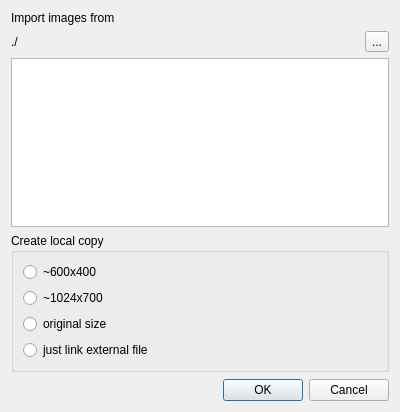
Old version of the form src/IDlgImportImages.ui in the repository ntruchsess/QLandkarteGT.
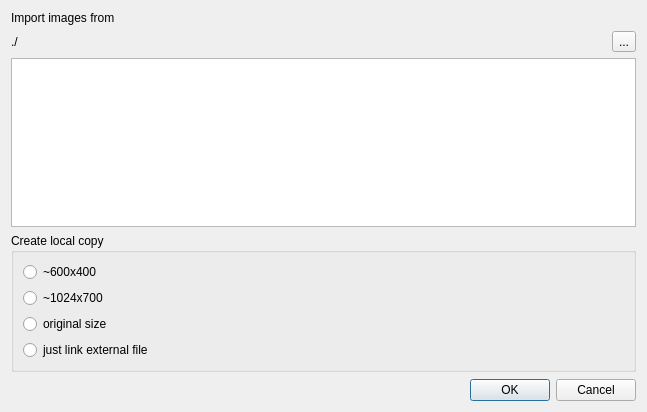
New version of the form. Icons and pictures are not drawn.

Commit message: add new dialog to import images and to make local copies in waypoitns

Patch:
```diff
--- a/src/IDlgImportImages.ui
+++ b/src/IDlgImportImages.ui
@@ -6,7 +6,7 @@
    <rect>
     <x>0</x>
     <y>0</y>
-    <width>400</width>
+    <width>647</width>
     <height>412</height>
    </rect>
   </property>
```
The commit also changes 4 other files.
